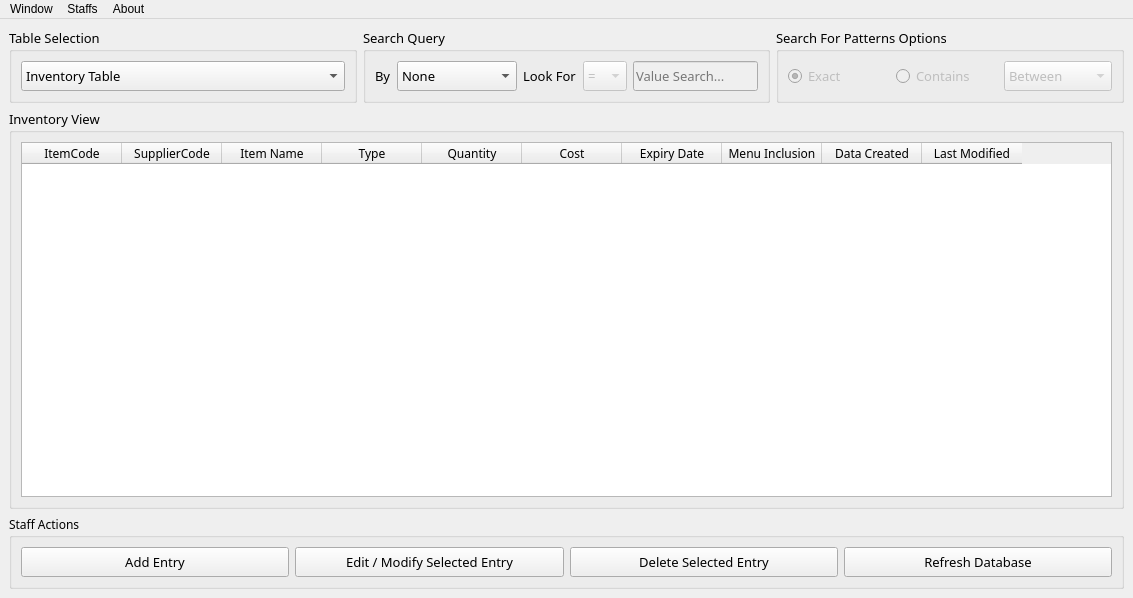
The window that Design Backend and FrontEnd/PyQt5 Prototype/Route88_InventorySystem.ui (CodexLink/Route88_HybridBusinessSystem) describes before a commit, drawn with Qt 5.
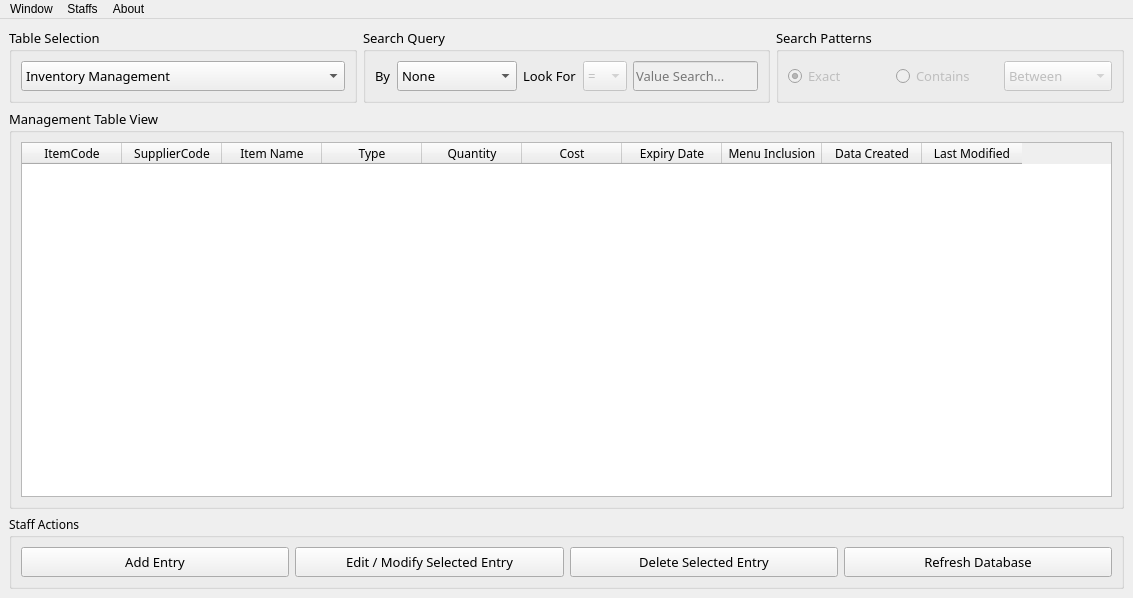
The same window after the commit. Icons and pictures are not drawn.

```diff
--- a/Design Backend and FrontEnd/PyQt5 Prototype/Route88_InventorySystem.ui
+++ b/Design Backend and FrontEnd/PyQt5 Prototype/Route88_InventorySystem.ui
@@ -64,7 +64,7 @@
            </property>
            <item>
             <property name="text">
-             <string>Inventory Table</string>
+             <string>Inventory Management</string>
             </property>
            </item>
            <item>
@@ -307,7 +307,7 @@
          </font>
         </property>
         <property name="title">
-         <string>Search For Patterns Options</string>
+         <string>Search Patterns</string>
         </property>
         <layout class="QHBoxLayout" name="horizontalLayout_5">
          <item>
@@ -414,7 +414,7 @@
        </font>
       </property>
       <property name="title">
-       <string>Inventory View</string>
+       <string>Management Table View</string>
       </property>
       <layout class="QHBoxLayout" name="horizontalLayout">
        <item>
```
Left out of the diff: 65 changed lines with no effect on the pictures.
